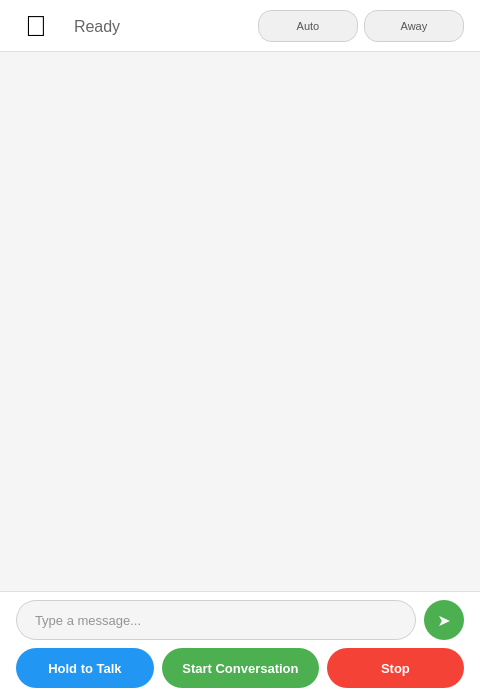
Before: the Qt Designer form src/display/gui_display.ui in leakydata/py-xiaozhi, drawn with Qt 5.
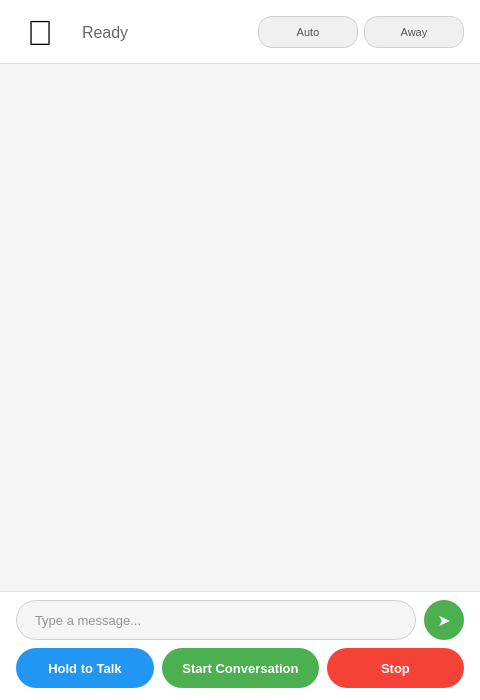
After: the same form once the commit is applied.

Diff of the .ui file:
```diff
--- a/src/display/gui_display.ui
+++ b/src/display/gui_display.ui
@@ -69,15 +69,21 @@
       </property>
       <item>
        <widget class="QLabel" name="emotion_label">
+        <property name="minimumSize">
+         <size>
+          <width>48</width>
+          <height>48</height>
+         </size>
+        </property>
         <property name="maximumSize">
          <size>
-          <width>40</width>
-          <height>40</height>
+          <width>48</width>
+          <height>48</height>
          </size>
         </property>
         <property name="font">
          <font>
-          <pointsize>22</pointsize>
+          <pointsize>26</pointsize>
          </font>
         </property>
         <property name="styleSheet">
```
